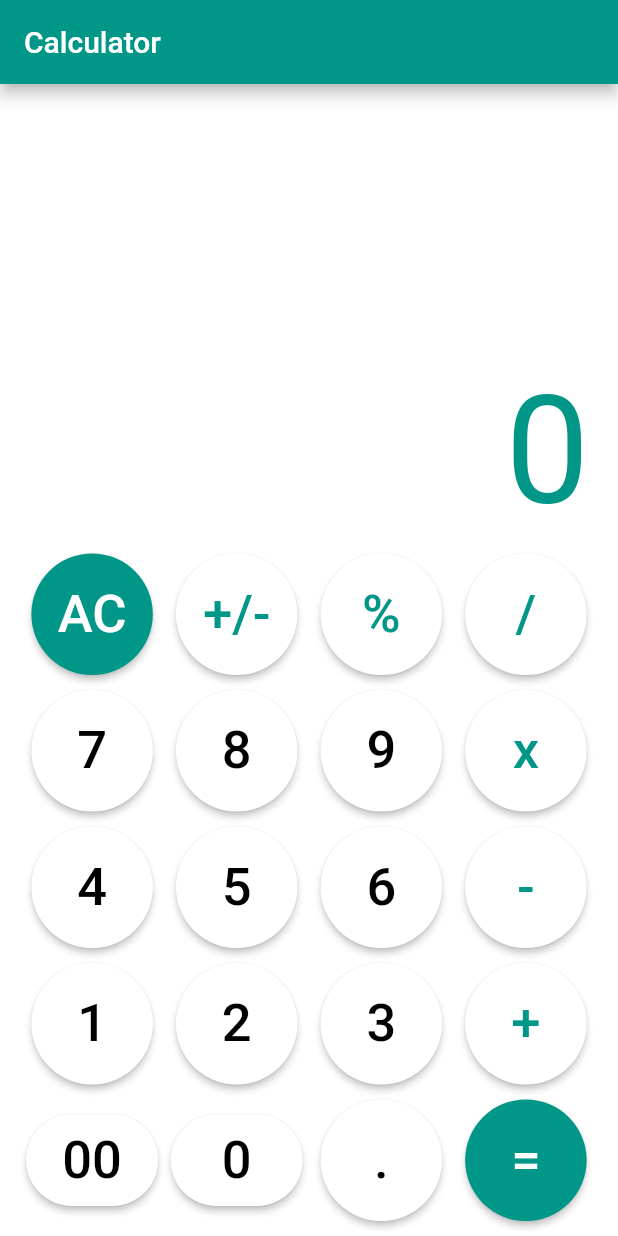
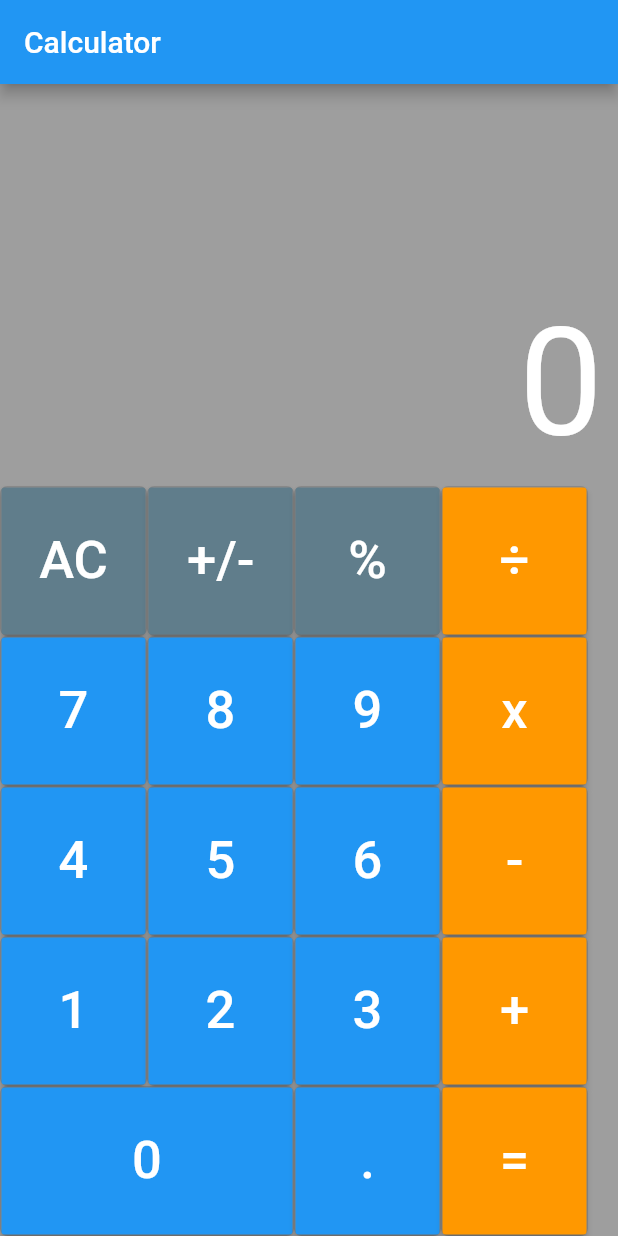
Before and after one commit to saini2603/calculator, a Flutter app: the screen it shows after launch, on a phone screen of 412 x 824 dp. Run offline on Flutter 3.47's test engine with Material 2 defaults, Android fonts, the phone set to English and light mode, and no system bars.

Commit message:
Lab4 is updated

```diff
--- a/lib/main.dart
+++ b/lib/main.dart
@@ -26,6 +26,15 @@ class _calculatorAppState extends State<calculatorApp> {
   //Button Widget
   Widget calcbutton(String buttontext,Color buttoncolor,Color textcolor){
     return  Container(
+      width: 98,
+      height: 100,
+      decoration: BoxDecoration(
+          border: Border.all(
+            color: Colors.black12,
+            width: 1,
+          ),
+          borderRadius: BorderRadius.circular(5)
+      ),
       child: MaterialButton(
         onPressed: (){
           calculation(buttontext);
@@ -36,7 +45,36 @@ class _calculatorAppState extends State<calculatorApp> {
             color: textcolor,
           ),
         ),
-        shape: CircleBorder(),
+        // shape: CircleBorder(),
+        color: buttoncolor,
+        padding: EdgeInsets.all(20),
+
+      ),
+    );
+  }
+  Widget calcbutton1(String buttontext,Color buttoncolor,Color textcolor){
+    return  Container(
+      width: 196,
+      height: 100,
+
+      decoration: BoxDecoration(
+          border: Border.all(
+            color: Colors.black12,
+            width: 1,
+          ),
+          borderRadius: BorderRadius.circular(5)
+      ),
+      child: MaterialButton(
+
+        onPressed: (){
+          calculation(buttontext);
+        },
+        child:  Text('$buttontext',
+          style: TextStyle(
+            fontSize: 35,
+            color: textcolor,
+          ),
+        ),
         color: buttoncolor,
         padding: EdgeInsets.all(20),
       ),
@@ -45,11 +83,9 @@ class _calculatorAppState extends State<calculatorApp> {
   @override
   Widget build(BuildContext context) {
     return Scaffold(
-      backgroundColor: Colors.white,
-      appBar: AppBar(title: Text('Calculator'),backgroundColor: Colors.teal,),
-      body: Padding(
-        padding: EdgeInsets.symmetric(horizontal: 9),
-        child: Column(
+      backgroundColor: Colors.grey,
+      appBar: AppBar(title: Text('Calculator'),backgroundColor: Colors.blue,),
+        body: Column(
           mainAxisAlignment: MainAxisAlignment.end,
           children: [
             SingleChildScrollView(
@@ -59,96 +95,64 @@ class _calculatorAppState extends State<calculatorApp> {
                 children: [
                   Padding(padding: EdgeInsets.all(10),
                   child: Text('$text',textAlign: TextAlign.right,
-                  style: TextStyle(color:Colors.teal,
-                  fontSize: 100
+                  style: TextStyle(color:Colors.white,
+                  fontSize: 100,
                   ),
                   ),
                   )
                 ],
               ),
             ),
+
             Row(
-              mainAxisAlignment: MainAxisAlignment.spaceEvenly,
               children: <Widget>[
-                calcbutton('AC',Colors.teal,Colors.white),
-                calcbutton('+/-',Colors.white,Colors.teal),
-                calcbutton('%',Colors.white,Colors.teal),
-                calcbutton('/',Colors.white,Colors.teal),
+                calcbutton('AC',Colors.blueGrey,Colors.white),
+                calcbutton('+/-',Colors.blueGrey,Colors.white),
+                calcbutton('%',Colors.blueGrey,Colors.white),
+                calcbutton('÷',Colors.orange,Colors.white),
               ],
             ),
-            SizedBox(height: 10,),
+            //SizedBox(height: 10,),
             Row(
-              mainAxisAlignment: MainAxisAlignment.spaceEvenly,
               children: <Widget>[
-                calcbutton('7',Colors.white,Colors.black),
-                calcbutton('8',Colors.white,Colors.black),
-                calcbutton('9',Colors.white,Colors.black),
-                calcbutton('x',Colors.white,Colors.teal),
+                calcbutton('7',Colors.blue,Colors.white),
+                calcbutton('8',Colors.blue,Colors.white),
+                calcbutton('9',Colors.blue,Colors.white),
+                calcbutton('x',Colors.orange,Colors.white),
               ],
             ),
-            SizedBox(height: 10,),
+            //SizedBox(height: 10,),
             Row(
-              mainAxisAlignment: MainAxisAlignment.spaceEvenly,
               children: <Widget>[
-                calcbutton('4',Colors.white,Colors.black),
-                calcbutton('5',Colors.white,Colors.black),
-                calcbutton('6',Colors.white,Colors.black),
-                calcbutton('-',Colors.white,Colors.teal),
+                calcbutton('4',Colors.blue,Colors.white),
+                calcbutton('5',Colors.blue,Colors.white),
+                calcbutton('6',Colors.blue,Colors.white),
+                calcbutton('-',Colors.orange,Colors.white),
               ],
             ),
-            SizedBox(height: 10,),
             Row(
-              mainAxisAlignment: MainAxisAlignment.spaceEvenly,
               children: <Widget>[
-                calcbutton('1',Colors.white,Colors.black),
-                calcbutton('2',Colors.white,Colors.black),
-                calcbutton('3',Colors.white,Colors.black),
-                calcbutton('+',Colors.white,Colors.teal),
+                calcbutton('1',Colors.blue,Colors.white),
+                calcbutton('2',Colors.blue,Colors.white),
+                calcbutton('3',Colors.blue,Colors.white),
+                calcbutton('+',Colors.orange,Colors.white),
               ],
             ),
-            SizedBox(height: 10,),
+            //SizedBox(height: 10,),
             Row(
-              mainAxisAlignment: MainAxisAlignment.spaceEvenly,
               children: <Widget>[
-
-                MaterialButton(
-                  padding: EdgeInsets.all(10),
-                  onPressed: (){
-                    calculation('00');
-                  },
-                  shape: StadiumBorder(),
-                  child: Text('00',
-                    style: TextStyle(
-                        fontSize: 35,
-                        color: Colors.black),
-                  ),
-                  color: Colors.white,
-                ),
-                MaterialButton(
-                  padding: EdgeInsets.all(10),
-                  onPressed: (){
-                    calculation('0');
-                  },
-                  shape: StadiumBorder(),
-                  child: Text('0',
-                    style: TextStyle(
-                        fontSize: 35,
-                        color: Colors.black),
-                  ),
-                  color: Colors.white,
-                ),
-                calcbutton('.',Colors.white,Colors.black),
-                calcbutton('=',Colors.teal,Colors.white),
+                calcbutton1('0',Colors.blue,Colors.white),
+                calcbutton('.',Colors.blue,Colors.white),
+                calcbutton('=',Colors.orange,Colors.white),
               ],
             ),
-            SizedBox(height: 10,),
+            //SizedBox(height: 10,),
           ],
         ),
-      ),
-    );
+      );
   }
 
-  //Calculator logic
+  //calculation_code
   dynamic text ='0';
   double num1 = 0;
   double num2 = 0;
@@ -173,11 +177,11 @@ class _calculatorAppState extends State<calculatorApp> {
         finalResult = sub();
       } else if (preOpr == 'x') {
         finalResult = mul();
-      } else if (preOpr == '/') {
+      } else if (preOpr == '÷') {
         finalResult = div();
       }
     } else if (buttonText == '+' || buttonText == '-' || buttonText == 'x' ||
-        buttonText == '/' || buttonText == '=') {
+        buttonText == '÷' || buttonText == '=') {
       if (num1 == 0) {
         num1 = double.parse(result);
       } else {
@@ -190,7 +194,7 @@ class _calculatorAppState extends State<calculatorApp> {
         finalResult = sub();
       } else if (opr == 'x') {
         finalResult = mul();
-      } else if (opr == '/') {
+      } else if (opr == '÷') {
         finalResult = div();
       }
       preOpr = opr;
```
